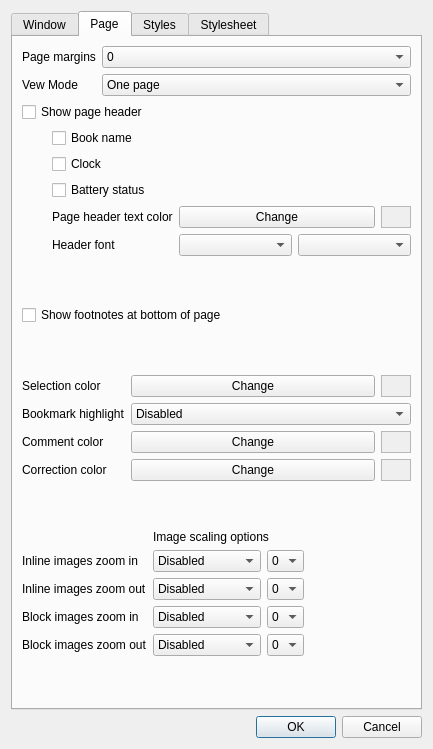
First picture: the form in cr3qt/src/settings.ui, repository buggins/coolreader, before the edit.
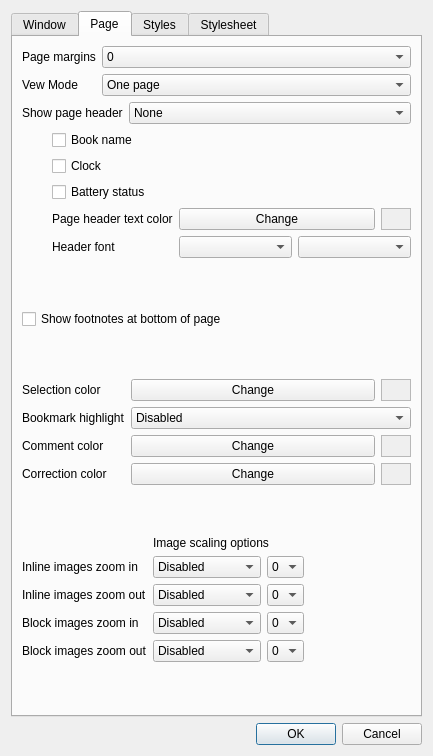
Second picture: the form after the edit. The open tabs and pages were chosen to show the change. Icons and pictures are not drawn. Custom widgets are drawn as their Qt base class.

Commit message: The ability to display the status line at the bottom of the page has been implemented.

What changed in the file:
```diff
--- a/cr3qt/src/settings.ui
+++ b/cr3qt/src/settings.ui
@@ -10,7 +10,7 @@
     <x>0</x>
     <y>0</y>
     <width>433</width>
-    <height>749</height>
+    <height>756</height>
    </rect>
   </property>
   <property name="sizePolicy">
@@ -306,11 +306,40 @@
           </layout>
          </item>
          <item>
-          <widget class="QCheckBox" name="cbShowPageHeader">
-           <property name="text">
-            <string>Show page header</string>
-           </property>
-          </widget>
+          <layout class="QHBoxLayout" name="horizontalLayout_13">
+           <item>
+            <widget class="QLabel" name="label_50">
+             <property name="sizePolicy">
+              <sizepolicy hsizetype="Maximum" vsizetype="Preferred">
+               <horstretch>0</horstretch>
+               <verstretch>0</verstretch>
+              </sizepolicy>
+             </property>
+             <property name="text">
+              <string>Show page header</string>
+             </property>
+            </widget>
+           </item>
+           <item>
+            <widget class="QComboBox" name="cbShowPageHeader">
+             <item>
+              <property name="text">
+               <string>None</string>
+              </property>
+             </item>
+             <item>
+              <property name="text">
+               <string>Page header</string>
+              </property>
+             </item>
+             <item>
+              <property name="text">
+               <string>Page footer</string>
+              </property>
+             </item>
+            </widget>
+           </item>
+          </layout>
          </item>
          <item>
           <layout class="QHBoxLayout" name="horizontalLayout_2">
```
Left out of the diff: 2 changed lines with no effect on the pictures. The commit also changes 11 other files.
